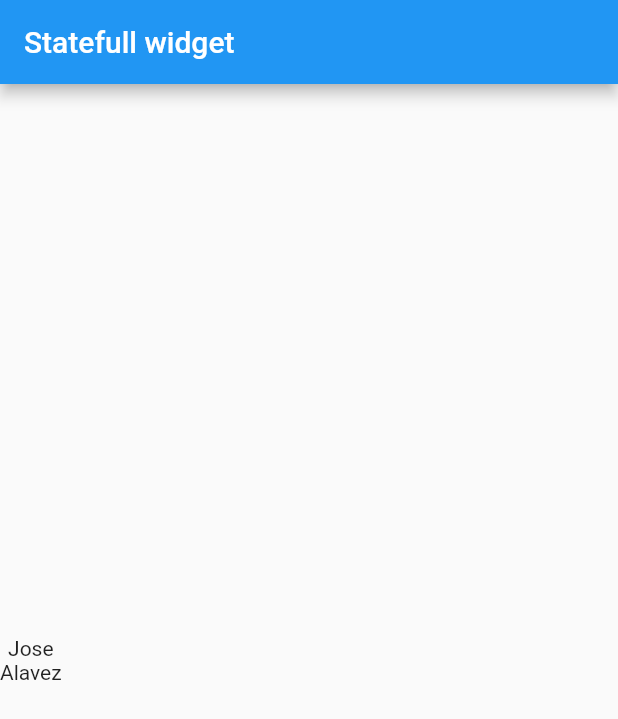
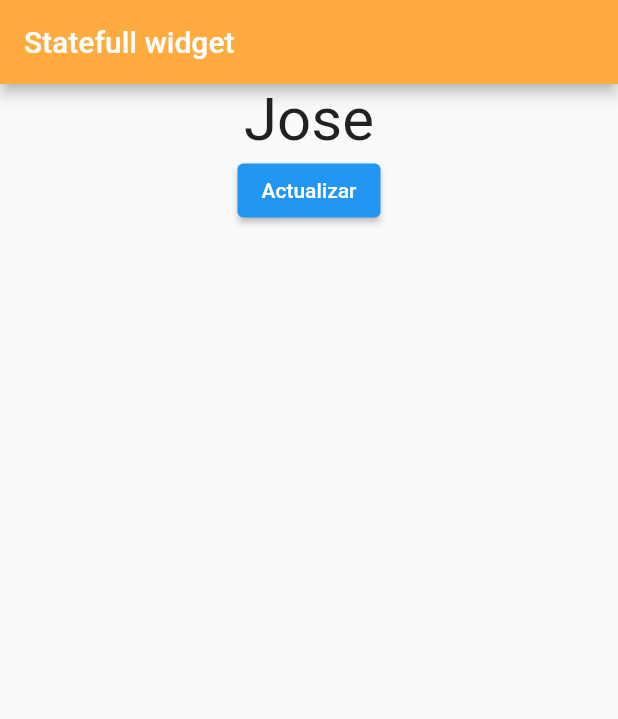
Before and after one commit to itprotopics/cursoflutter, a Flutter app: the screen it shows after launch, on a phone screen of 412 x 824 dp. Shown: the top 719 px of the screen. Run offline on Flutter 3.47's test engine with Material 2 defaults, Android fonts, the phone set to English and light mode, and no system bars.

Commit message:
Se agrega la clase button

```diff
--- a/statefull_app/lib/src/button.dart
+++ b/statefull_app/lib/src/button.dart
@@ -13,13 +13,24 @@ class _MyButtonState extends State<MyButton> {
     return Scaffold(
       appBar: AppBar(
         title: Text('Statefull widget'),
+        backgroundColor: Colors.orangeAccent,
       ),
       body: Container(
+          child: Center(
         child: Column(
-          mainAxisAlignment: MainAxisAlignment.center,
-          children: <Widget>[const Text('Jose'), const Text('Alavez')],
+          crossAxisAlignment: CrossAxisAlignment.center,
+          children: <Widget>[
+            const Text(
+              'Jose',
+              style: TextStyle(fontSize: 40),
+            ),
+            ElevatedButton(
+              child: Text('Actualizar'),
+              onPressed: () {},
+            )
+          ],
         ),
-      ),
+      )),
     );
   }
 }
```
